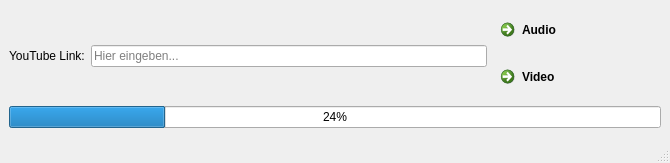
The window that YTDownloader.ui (delta-coder/YTDownloader) describes before a commit, drawn with Qt 5.
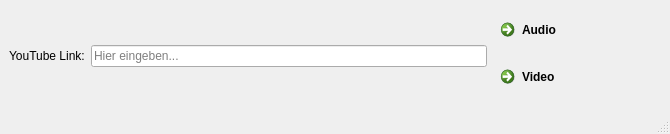
The same window after the commit.

Diff of the .ui file:
```diff
--- a/YTDownloader.ui
+++ b/YTDownloader.ui
@@ -7,7 +7,7 @@
     <x>0</x>
     <y>0</y>
     <width>670</width>
-    <height>163</height>
+    <height>134</height>
    </rect>
   </property>
   <property name="sizePolicy">
@@ -77,13 +77,6 @@
         </item>
        </layout>
       </item>
-      <item>
-       <widget class="QProgressBar" name="progressBar">
-        <property name="value">
-         <number>24</number>
-        </property>
-       </widget>
-      </item>
      </layout>
     </item>
    </layout>
```
